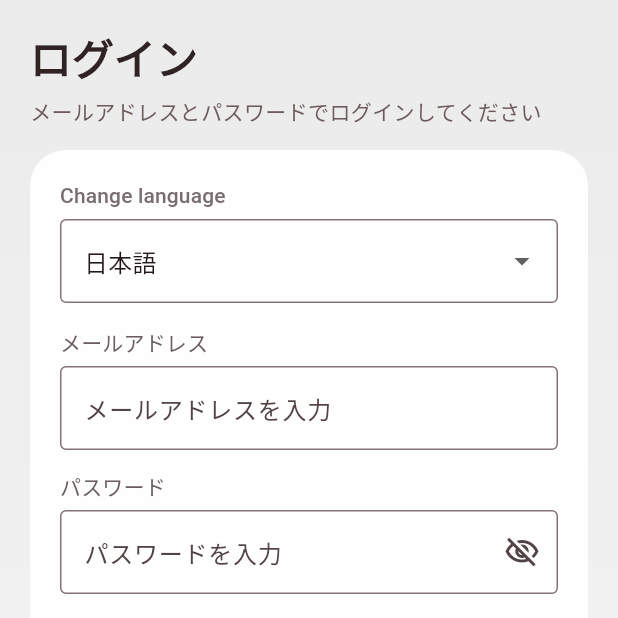
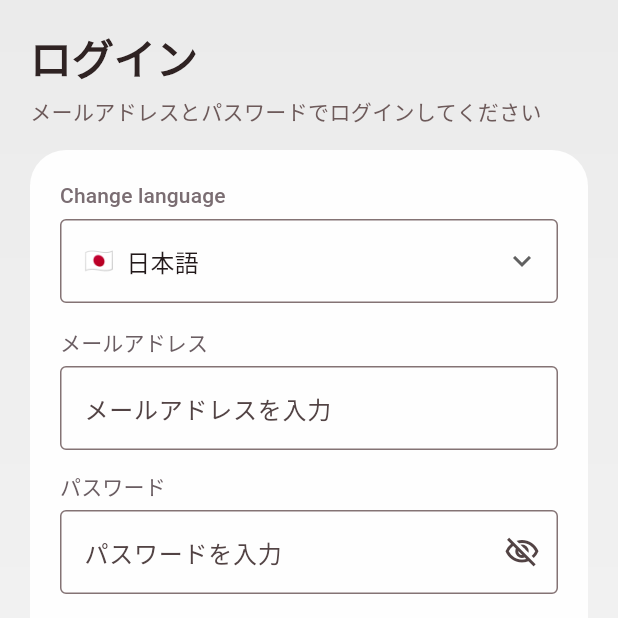
Before and after one commit to Kimura1406/Date_app, a Flutter app: the screen it shows after launch, on a phone screen of 412 x 824 dp, the top half of it. Run offline on Flutter 3.47's test engine with Material 3 defaults, Android fonts, the phone set to English and light mode, and no system bars; our stand-ins replace shared_preferences; accounts and stored records are empty.

Commit message:
Refine my page language selector

```diff
--- a/mobile/lib/localization/app_language.dart
+++ b/mobile/lib/localization/app_language.dart
@@ -1,20 +1,23 @@
 import 'package:flutter/material.dart';
 
 enum AppLanguage {
-  vietnamese('vi', 'Việt Nam'),
-  japanese('ja', '日本語'),
-  korean('ko', '韓国'),
-  russian('ru', 'ロシア'),
-  chinese('zh', '中国'),
-  english('en', '英語'),
-  thai('th', 'タイ');
+  vietnamese('vi', 'Việt Nam', '🇻🇳'),
+  japanese('ja', '日本語', '🇯🇵'),
+  korean('ko', '韓国', '🇰🇷'),
+  russian('ru', 'ロシア', '🇷🇺'),
+  chinese('zh', '中国', '🇨🇳'),
+  english('en', '英語', '🇬🇧'),
+  thai('th', 'タイ', '🇹🇭');
 
-  const AppLanguage(this.code, this.label);
+  const AppLanguage(this.code, this.label, this.flag);
 
   final String code;
   final String label;
+  final String flag;
 
   Locale get locale => Locale(code);
+
+  String get displayName => '$flag $label';
 
   static AppLanguage fromCode(String? code) {
     return AppLanguage.values.firstWhere(
--- a/mobile/lib/screens/account_screen.dart
+++ b/mobile/lib/screens/account_screen.dart
@@ -120,6 +120,14 @@ class AccountScreen extends StatelessWidget {
                   bottomRight: Radius.circular(28),
                 ),
               ),
+              child: Column(
+                crossAxisAlignment: CrossAxisAlignment.start,
+                children: [
+                  Row(
+                    mainAxisAlignment: MainAxisAlignment.spaceBetween,
+                    crossAxisAlignment: CrossAxisAlignment.start,
+                    children: [
+                      Expanded(
                         child: Text(
                           strings.myPageTitle,
                           style: theme.textTheme.headlineMedium?.copyWith(
@@ -127,6 +135,17 @@ class AccountScreen extends StatelessWidget {
                             color: Colors.white,
                             letterSpacing: 0.4,
                           ),
+                        ),
+                      ),
+                      LanguageSelectorField(
+                        label: '',
+                        language: selectedLanguage,
+                        onChanged: onLanguageChanged,
+                        compact: true,
+                      ),
+                    ],
+                  ),
+                ],
               ),
             ),
             Padding(
@@ -141,7 +160,8 @@ class AccountScreen extends StatelessWidget {
                       borderRadius: BorderRadius.circular(28),
                       boxShadow: [
                         BoxShadow(
-                          color: const Color(0xFF5CA4F2).withValues(alpha: 0.10),
+                          color:
+                              const Color(0xFF5CA4F2).withValues(alpha: 0.10),
                           blurRadius: 24,
                           offset: const Offset(0, 12),
                         ),
@@ -210,7 +230,8 @@ class AccountScreen extends StatelessWidget {
                       borderRadius: BorderRadius.circular(28),
                       boxShadow: [
                         BoxShadow(
-                          color: const Color(0xFF5CA4F2).withValues(alpha: 0.08),
+                          color:
+                              const Color(0xFF5CA4F2).withValues(alpha: 0.08),
                           blurRadius: 20,
                           offset: const Offset(0, 12),
                         ),
@@ -484,11 +505,7 @@ class _MyAccountEditScreen extends StatelessWidget {
             child: Column(
               crossAxisAlignment: CrossAxisAlignment.start,
               children: [
-                LanguageSelectorField(
-                  label: strings.changeLanguage,
-                  language: selectedLanguage,
-                  onChanged: onLanguageChanged,
-                ),
+                // Language is now selected in main MyPage header, so hide in edit form to avoid duplicate.
                 ProfileField(
                   label: strings.emailLabel,
                   controller: emailController,
@@ -704,7 +721,8 @@ class _BlockListScreen extends StatelessWidget {
                         backgroundColor: const Color(0xFFE8F3FF),
                         child: Text(
                           item.name.isNotEmpty ? item.name[0] : '?',
-                          style: Theme.of(context).textTheme.titleMedium?.copyWith(
+                          style:
+                              Theme.of(context).textTheme.titleMedium?.copyWith(
                                     color: const Color(0xFF4F8DDC),
                                     fontWeight: FontWeight.w800,
                                   ),
@@ -717,7 +735,10 @@ class _BlockListScreen extends StatelessWidget {
                           children: [
                             Text(
                               item.name,
-                              style: Theme.of(context).textTheme.titleMedium?.copyWith(
+                              style: Theme.of(context)
+                                  .textTheme
+                                  .titleMedium
+                                  ?.copyWith(
                                     color: const Color(0xFF1F2A37),
                                     fontWeight: FontWeight.w800,
                                   ),
@@ -725,7 +746,10 @@ class _BlockListScreen extends StatelessWidget {
                             const SizedBox(height: 4),
                             Text(
                               '${item.birthDate} · ${item.country}',
-                              style: Theme.of(context).textTheme.bodySmall?.copyWith(
+                              style: Theme.of(context)
+                                  .textTheme
+                                  .bodySmall
+                                  ?.copyWith(
                                     color: const Color(0xFF7C8AA5),
                                   ),
                             ),
@@ -962,7 +986,9 @@ class _MyFlowersScreen extends StatelessWidget {
                   child: _SubScreenCard(
                     child: Center(
                       child: Text(
-                        snapshot.error.toString().replaceFirst('Exception: ', ''),
+                        snapshot.error
+                            .toString()
+                            .replaceFirst('Exception: ', ''),
                         style: Theme.of(context).textTheme.bodyMedium?.copyWith(
                               color: const Color(0xFF7C8AA5),
                             ),
--- a/mobile/lib/widgets/language_selector_field.dart
+++ b/mobile/lib/widgets/language_selector_field.dart
@@ -8,14 +8,83 @@ class LanguageSelectorField extends StatelessWidget {
     required this.label,
     required this.language,
     required this.onChanged,
+    this.compact = false,
   });
 
   final String label;
   final AppLanguage language;
   final ValueChanged<AppLanguage> onChanged;
+  final bool compact;
 
   @override
   Widget build(BuildContext context) {
+    final field = DropdownButtonFormField<AppLanguage>(
+      value: language,
+      decoration: compact
+          ? const InputDecoration(border: InputBorder.none)
+          : const InputDecoration(border: OutlineInputBorder()),
+      icon: const Icon(Icons.expand_more),
+      items: AppLanguage.values
+          .map((item) => DropdownMenuItem<AppLanguage>(
+                value: item,
+                child: Row(
+                  children: [
+                    Text(item.flag),
+                    const SizedBox(width: 8),
+                    Text(item.label),
+                  ],
+                ),
+              ))
+          .toList(),
+      onChanged: (value) {
+        if (value != null) {
+          onChanged(value);
+        }
+      },
+    );
+
+    if (compact) {
+      return Container(
+        padding: const EdgeInsets.symmetric(horizontal: 8, vertical: 4),
+        decoration: BoxDecoration(
+          color: Colors.white.withOpacity(0.9),
+          borderRadius: BorderRadius.circular(16),
+          border: Border.all(color: Colors.white70),
+        ),
+        child: DropdownButtonHideUnderline(
+          child: DropdownButton<AppLanguage>(
+            value: language,
+            onChanged: (value) {
+              if (value != null) onChanged(value);
+            },
+            items: AppLanguage.values
+                .map(
+                  (item) => DropdownMenuItem<AppLanguage>(
+                    value: item,
+                    child: Row(
+                      children: [
+                        Text(item.flag),
+                        const SizedBox(width: 8),
+                        Text(item.label),
+                      ],
+                    ),
+                  ),
+                )
+                .toList(),
+            selectedItemBuilder: (context) => AppLanguage.values
+                .map((item) => Row(
+                      children: [
+                        Text(item.flag),
+                        const SizedBox(width: 8),
+                        Text(item.label),
+                      ],
+                    ))
+                .toList(),
+          ),
+        ),
+      );
+    }
+
     return Padding(
       padding: const EdgeInsets.only(bottom: 16),
       child: Column(
@@ -28,25 +97,7 @@ class LanguageSelectorField extends StatelessWidget {
                 ),
           ),
           const SizedBox(height: 6),
-          DropdownButtonFormField<AppLanguage>(
-            initialValue: language,
-            decoration: const InputDecoration(
-              border: OutlineInputBorder(),
-            ),
-            items: AppLanguage.values
-                .map(
-                  (item) => DropdownMenuItem<AppLanguage>(
-                    value: item,
-                    child: Text(item.label),
-                  ),
-                )
-                .toList(),
-            onChanged: (value) {
-              if (value != null) {
-                onChanged(value);
-              }
-            },
-          ),
+          field,
         ],
       ),
     );
```
Lines whose indentation alone changed are shown as unchanged.
